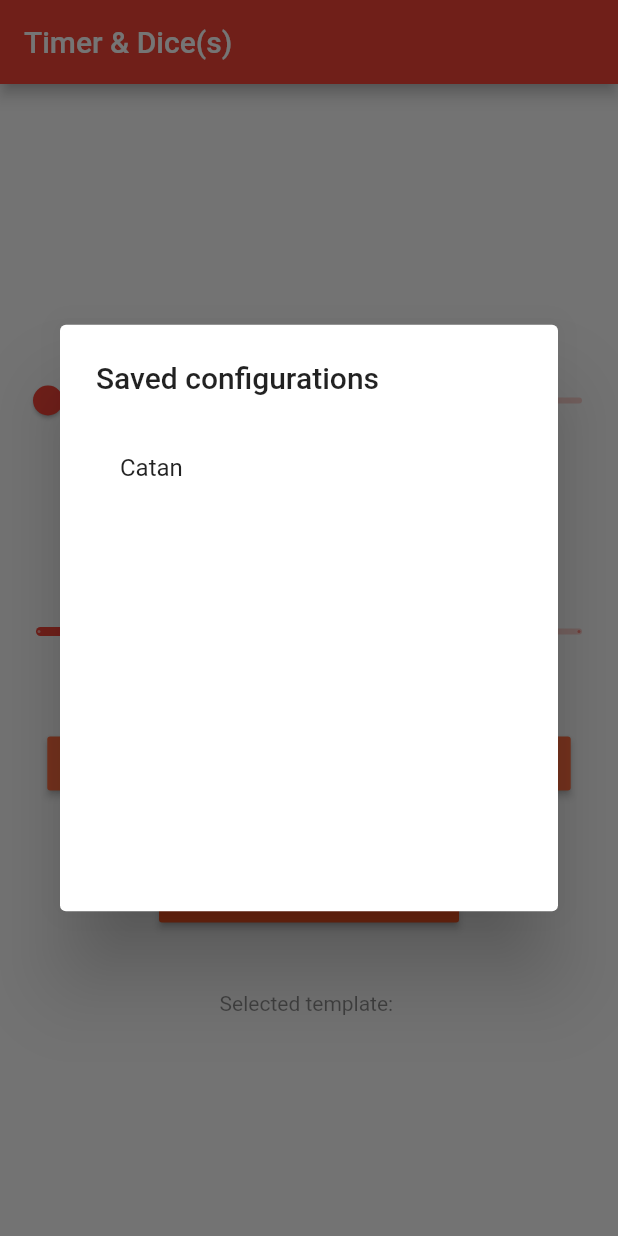
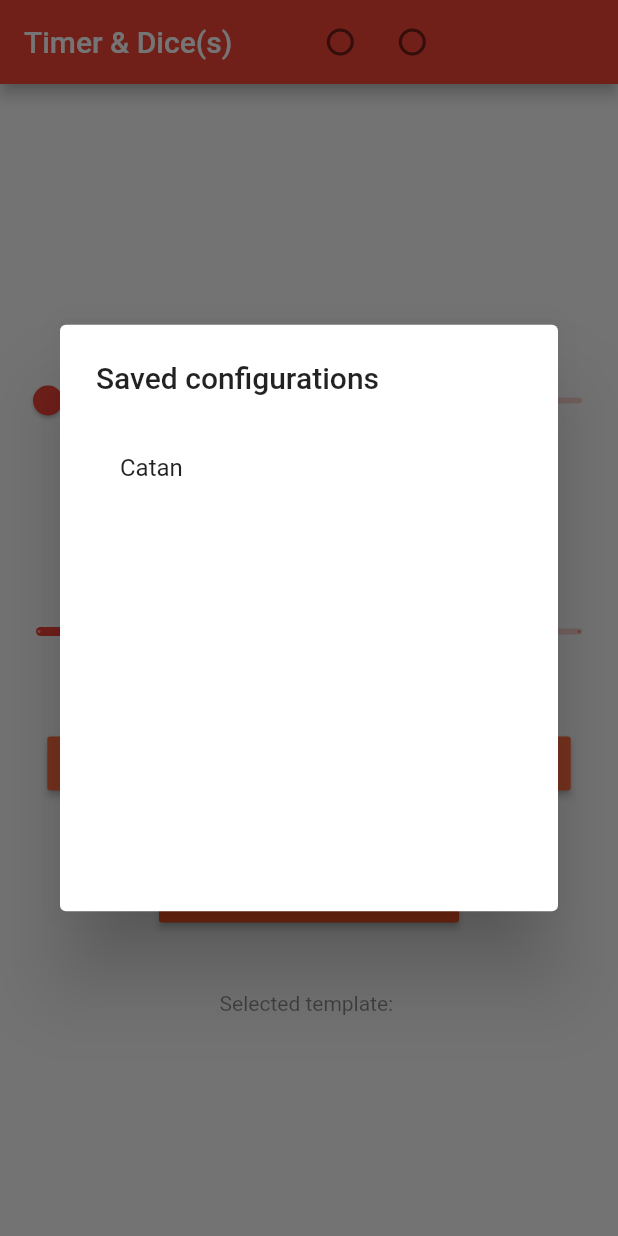
Before and after one commit to yulih/timer_with_dices, a Flutter app: the screen it shows after launch, after a tap on "LOAD", on a phone screen of 412 x 824 dp. Run offline on Flutter 3.47's test engine with Material 2 defaults, Android fonts, the light colour scheme and no system bars; our stand-ins replace audioplayers, flutter_slidable, sqflite, vibration; accounts and stored records are empty.

```diff
--- /dev/null
+++ b/lib/ColorManagement.dart
@@ -0,0 +1,11 @@
+import 'package:flutter/material.dart';
+
+/// App Colors Class - Resource class for storing app level color constants
+class AppColors {
+
+  static const Color PRIMARY_COLOR_RED = Colors.red;
+  static const Color PRIMARY_COLOR_BLUE = Colors.black;
+  static const Color PRIMARY_COLOR_LIGHT = Color(0xFFA5CFF1);
+  static const Color PRIMARY_COLOR_DARK = Colors.blue;
+  static const Color ACCENT_COLOR = Color(0xFFF2DA04);
+}
--- a/lib/main.dart
+++ b/lib/main.dart
@@ -6,8 +6,15 @@ import 'package:timer_with_dices/statefulwidgets/saveStatesWindow.dart';
 import 'Action.dart';
 import "package:timer_with_dices/models/settingsModel.dart";
 import "package:timer_with_dices/database/dbSettings.dart";
+import "ColorManagement.dart";
 
-void main() {
+enum RadiobuttonSelection { red, black, community }
+Color currThemeColor = AppColors.PRIMARY_COLOR_RED;
+
+void main() async {
+  //Brightness brightness;
+  //SharedPreferences prefs = await SharedPreferences.getInstance();
+  //brightness = Brightness.dark;
   runApp(MyApp());
 }
 
@@ -17,11 +24,13 @@ class MyApp extends StatelessWidget {
   Widget build(BuildContext context) {
     return MaterialApp(
       title: 'Flutter Demo',
-      theme: ThemeData(
+      theme: new ThemeData(
         primarySwatch: Colors.red,
         visualDensity: VisualDensity.adaptivePlatformDensity,
       ),
-      home: MyHomePage(title: 'Timer & Dice(s)'),
+      home: new MyHomePage(
+          title: 'Timer & Dice(s)',
+      ),
     );
   }
 }
@@ -46,6 +55,7 @@ class _MyHomePageState extends State<MyHomePage> {
   String settingsTemplateNameText;
   String textDice;
   String lastSettingStr = 'lastSetting';
+  RadiobuttonSelection _character = RadiobuttonSelection.red;
 
   var textControllerTimer = new TextEditingController();
 
@@ -87,15 +97,25 @@ class _MyHomePageState extends State<MyHomePage> {
   }
 
   _getLastUsedTemplate() async {
-    //Settings lastUsedSetting = await helper.readSingle(lastSettingStr);
     SetSettings(60, 2, "");
+    await helper.readSingle(lastSettingStr).then((value){
+      setState(() {
+        if(value == null){
+          SetSettings(60, 2, "");
+        }
+        else{
+          SetSettings(value.timer, value.dices, "");
+        }
+        Settings lastUsedSetting = value;
+      });
+    });
   }
 
-  void SetSettings(double timer, double dices, String template) {
-    SetTimerText(timer);
+  void SetSettings(int timer, int dices, String template) {
+    SetTimerText(timer.toDouble());
     textControllerTimer.text = timer.toInt().toString();
     textDice = "Dice(s): " + dices.toInt().toString();
-    _currentSliderValueDice = dices;
+    _currentSliderValueDice = dices.toDouble();
     settingsTemplateNameText = template;
   }
 
@@ -127,12 +147,43 @@ class _MyHomePageState extends State<MyHomePage> {
 
   @override
   Widget build(BuildContext context) {
+
     return Scaffold(
         resizeToAvoidBottomInset: false,
         appBar: AppBar(
           // Here we take the value from the MyHomePage object that was created by
           // the App.build method, and use it to set our appbar title.
-          title: Text(widget.title),
+          title: Row(
+            children: [
+              Text(widget.title),
+              Radio(
+                value: RadiobuttonSelection.red,
+                groupValue: _character,
+                onChanged: (RadiobuttonSelection value) {
+                  setState(() {
+                    _changeTheme(value);
+                    _character = value;
+                  });
+                },
+              ),
+              Radio(
+                value: RadiobuttonSelection.black,
+                groupValue: _character,
+                onChanged: (RadiobuttonSelection value) {
+                  setState(() {
+                    _changeTheme(value);
+                    _character = value; });
+                },),
+              Radio(
+                value: RadiobuttonSelection.community,
+                groupValue: _character,
+                onChanged: (RadiobuttonSelection value) {
+                  setState(() {
+                    _changeTheme(value);
+                    _character = value; });
+                },)
+            ],
+          ),
         ),
         body: Center(
           child: SingleChildScrollView(
@@ -264,6 +315,26 @@ class _MyHomePageState extends State<MyHomePage> {
         ));
   }
 
+  void _changeTheme(RadiobuttonSelection themeColor){
+
+    switch(themeColor) {
+      case RadiobuttonSelection.red:{
+        currThemeColor = AppColors.PRIMARY_COLOR_RED;
+      }
+      break;
+      case RadiobuttonSelection.black:{
+        currThemeColor = AppColors.PRIMARY_COLOR_DARK;
+      }
+      break;
+      case RadiobuttonSelection.community:{
+        currThemeColor = AppColors.PRIMARY_COLOR_LIGHT;
+      }
+      break;
+
+
+    }
+  }
+
   void _showLoadStates() {
     showDialog(
         context: context,
@@ -298,7 +369,7 @@ class _MyHomePageState extends State<MyHomePage> {
 
   refreshSettings(double timer, double dices, String template) {
     setState(() {
-      SetSettings(timer, dices, template);
+      SetSettings(timer.toInt(), dices.toInt(), template);
     });
   }
 
--- a/pubspec.yaml
+++ b/pubspec.yaml
@@ -27,6 +27,9 @@ dependencies:
   path:
   path_provider:
   flutter_slidable:
+  vibration: ^1.7.1
+  audioplayers: ^0.16.2
+  dynamic_theme: ^1.0.1
 
   # The following adds the Cupertino Icons font to your application.
   # Use with the CupertinoIcons class for iOS style icons.
@@ -50,6 +53,7 @@ flutter:
   # To add assets to your application, add an assets section, like this:
   assets:
     - assets/images/
+    - assets/0073.wav
   #   - images/a_dot_burr.jpeg
   #   - images/a_dot_ham.jpeg
 
```
Also changed, not shown: lib/Action.dart (+26 -5 lines), pubspec.lock, 15 other files.
